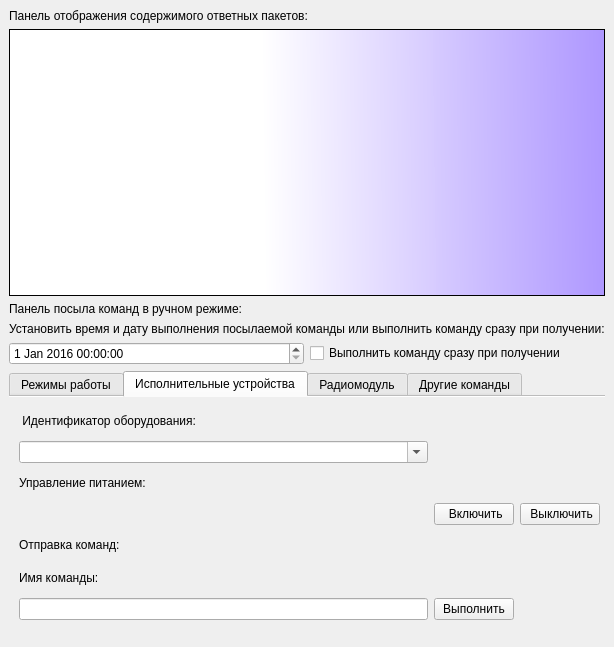
First picture: the form in gui/ui_forms/ControlProgramForm.ui, repository andrei-volkau/ground_station, before the edit.
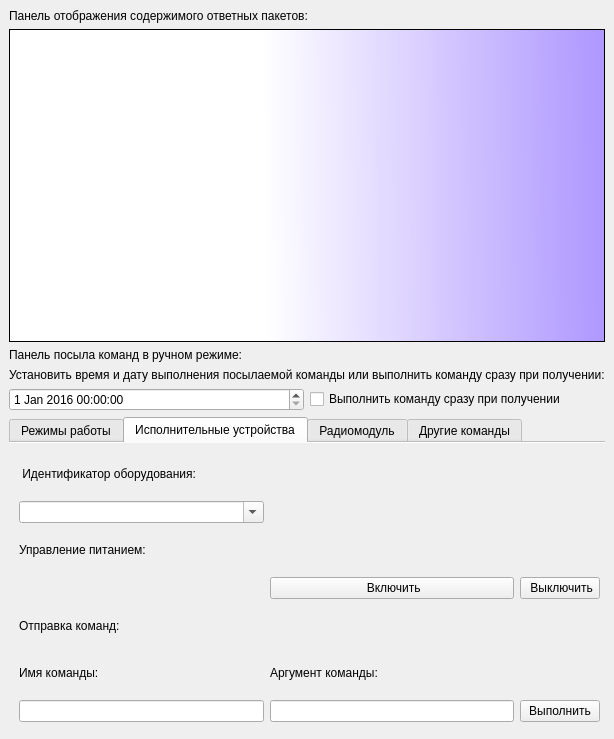
Second picture: the form after the edit.

The edit to the form file:
```diff
--- a/gui/ui_forms/ControlProgramForm.ui
+++ b/gui/ui_forms/ControlProgramForm.ui
@@ -7,7 +7,7 @@
     <x>0</x>
     <y>0</y>
     <width>608</width>
-    <height>647</height>
+    <height>739</height>
    </rect>
   </property>
   <property name="windowTitle">
@@ -168,7 +168,7 @@
           <x>10</x>
           <y>10</y>
           <width>581</width>
-          <height>213</height>
+          <height>269</height>
          </rect>
         </property>
         <layout class="QGridLayout" name="gridLayout">
@@ -277,6 +277,16 @@
           </widget>
          </item>
          <item row="8" column="1">
+          <widget class="QLineEdit" name="command_arg_lineEdit"/>
+         </item>
+         <item row="6" column="1">
+          <widget class="QLabel" name="label_6">
+           <property name="text">
+            <string>Аргумент команды:</string>
+           </property>
+          </widget>
+         </item>
+         <item row="8" column="2">
           <widget class="QPushButton" name="device_command_pushButton">
            <property name="text">
             <string>Выполнить</string>
```
Left out of the diff: 46 changed lines with no effect on the pictures.
